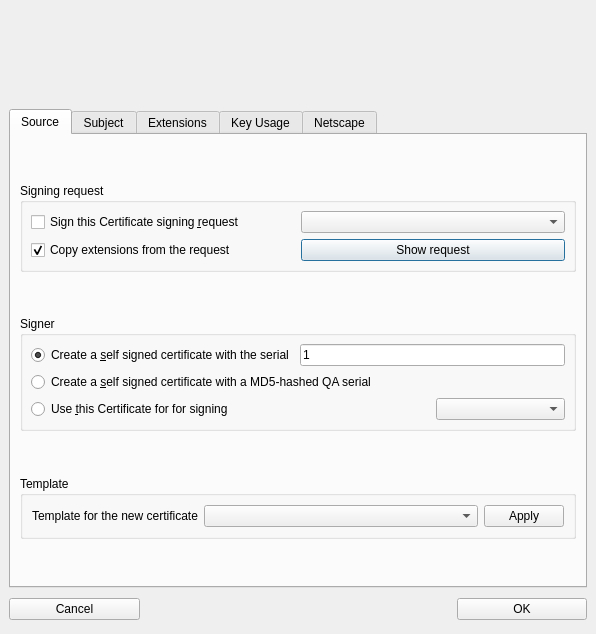
The window that ui/NewX509.ui (chris2511/xca) describes before a commit, drawn with Qt 5.
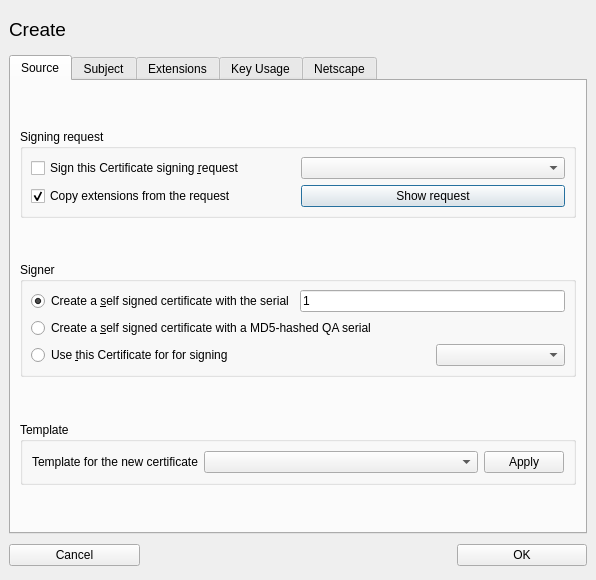
The same window after the commit. Custom widgets are drawn as their Qt base class.

The edit to the form file:
```diff
--- a/ui/NewX509.ui
+++ b/ui/NewX509.ui
@@ -6,7 +6,7 @@
     <x>0</x>
     <y>0</y>
     <width>596</width>
-    <height>634</height>
+    <height>580</height>
    </rect>
   </property>
   <property name="windowTitle" >
@@ -27,6 +27,24 @@
      <property name="spacing" >
       <number>6</number>
      </property>
+     <item>
+      <widget class="QLabel" name="capt" >
+       <property name="font" >
+        <font>
+         <family>Arial</family>
+         <pointsize>14</pointsize>
+         <weight>50</weight>
+         <italic>false</italic>
+         <bold>false</bold>
+         <underline>false</underline>
+         <strikeout>false</strikeout>
+        </font>
+       </property>
+       <property name="text" >
+        <string>Create</string>
+       </property>
+      </widget>
+     </item>
      <item>
       <spacer>
        <property name="orientation" >
@@ -47,8 +65,14 @@
       <widget class="QLabel" name="bigImg" >
        <property name="minimumSize" >
         <size>
-         <width>200</width>
-         <height>94</height>
+         <width>95</width>
+         <height>40</height>
+        </size>
+       </property>
+       <property name="maximumSize" >
+        <size>
+         <width>95</width>
+         <height>40</height>
         </size>
        </property>
        <property name="scaledContents" >
@@ -56,22 +80,6 @@
        </property>
       </widget>
      </item>
-     <item>
-      <spacer>
-       <property name="orientation" >
-        <enum>Qt::Horizontal</enum>
-       </property>
-       <property name="sizeType" >
-        <enum>QSizePolicy::Expanding</enum>
-       </property>
-       <property name="sizeHint" >
-        <size>
-         <width>20</width>
-         <height>20</height>
-        </size>
-       </property>
-      </spacer>
-     </item>
     </layout>
    </item>
    <item>
```
Left out of the diff: 2 changed lines with no effect on the pictures.
